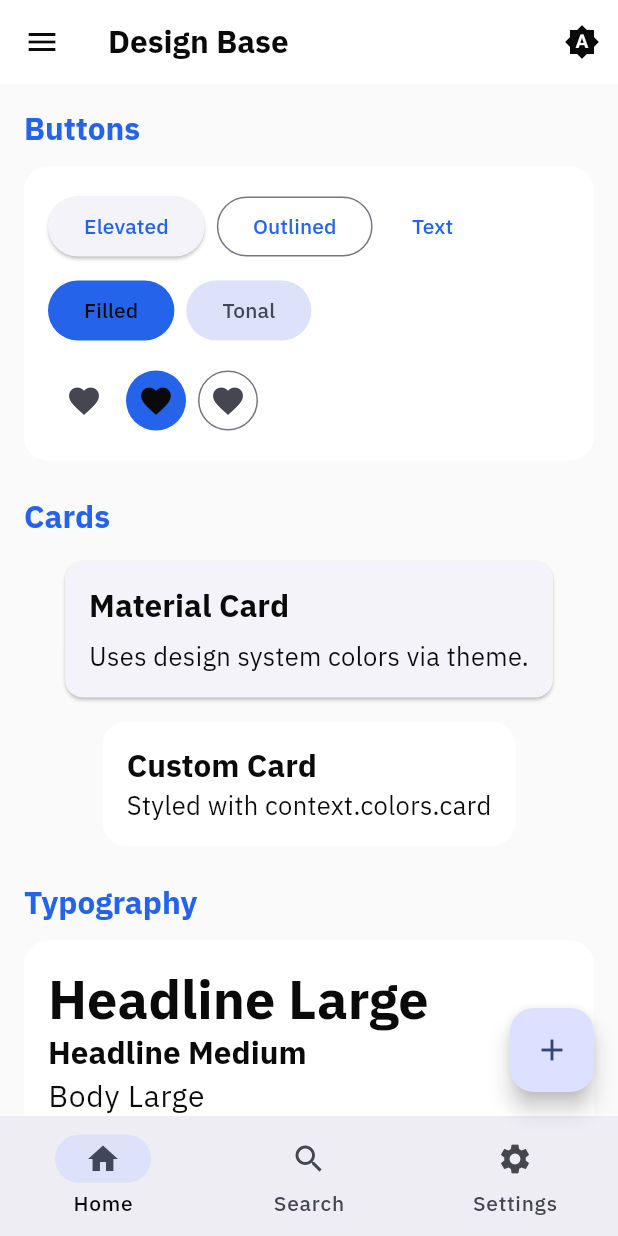
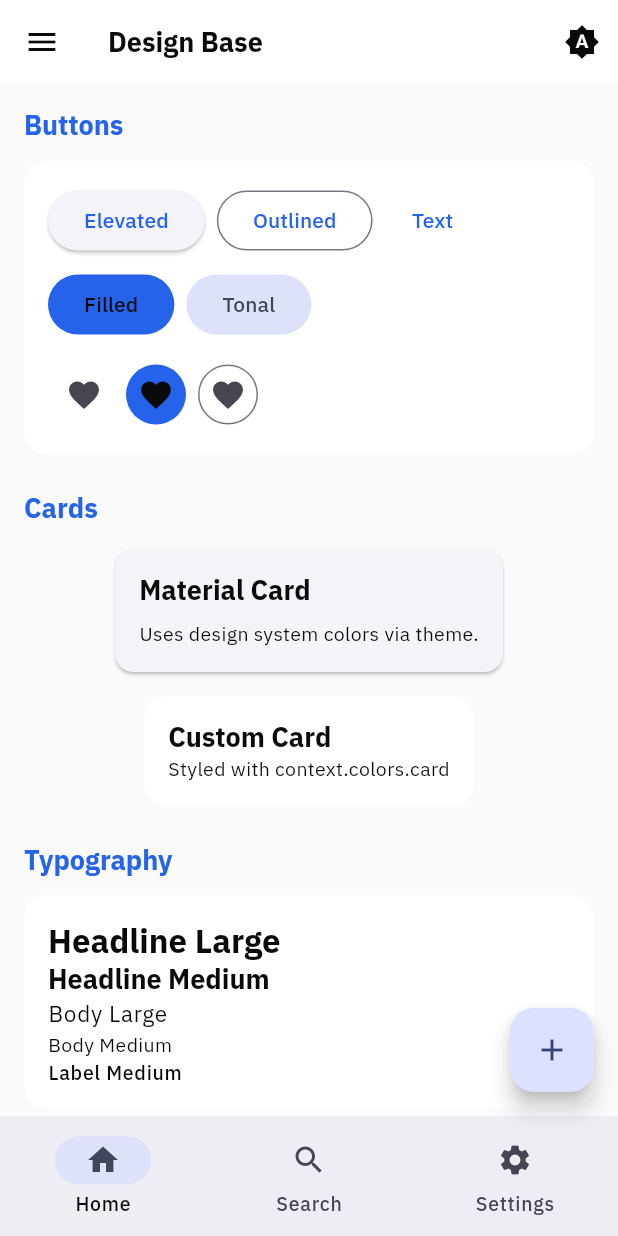
Before and after one commit to Intelligentmobiles-GmbH/im-design-system, a Flutter app: the screen it shows after launch, on a phone screen of 412 x 824 dp. Run offline on Flutter 3.47's test engine with Material 3 defaults, Android fonts, the phone set to English and light mode, and no system bars; our stand-ins replace google_fonts.

Commit message:
Reduce font sizes.

```diff
--- a/lib/src/typography.dart
+++ b/lib/src/typography.dart
@@ -13,27 +13,27 @@ TextTheme buildTextTheme({
 
   final textTheme = TextTheme(
     headlineLarge: TextStyle(
-      fontSize: scale(33),
+      fontSize: scale(20),
       fontFamily: fontFamily,
       fontVariations: const [FontVariation.weight(700)],
     ),
     headlineMedium: TextStyle(
-      fontSize: scale(19),
+      fontSize: scale(16),
       fontFamily: fontFamily,
       fontVariations: const [FontVariation.weight(700)],
     ),
     bodyLarge: TextStyle(
-      fontSize: scale(18),
+      fontSize: scale(14),
       fontFamily: fontFamily,
       fontVariations: const [FontVariation.weight(400)],
     ),
     bodyMedium: TextStyle(
-      fontSize: scale(15),
+      fontSize: scale(12),
       fontFamily: fontFamily,
       fontVariations: const [FontVariation.weight(400)],
     ),
     labelMedium: TextStyle(
-      fontSize: scale(13),
+      fontSize: scale(12),
       fontFamily: fontFamily,
       fontVariations: const [FontVariation.weight(500)],
     ),
```
